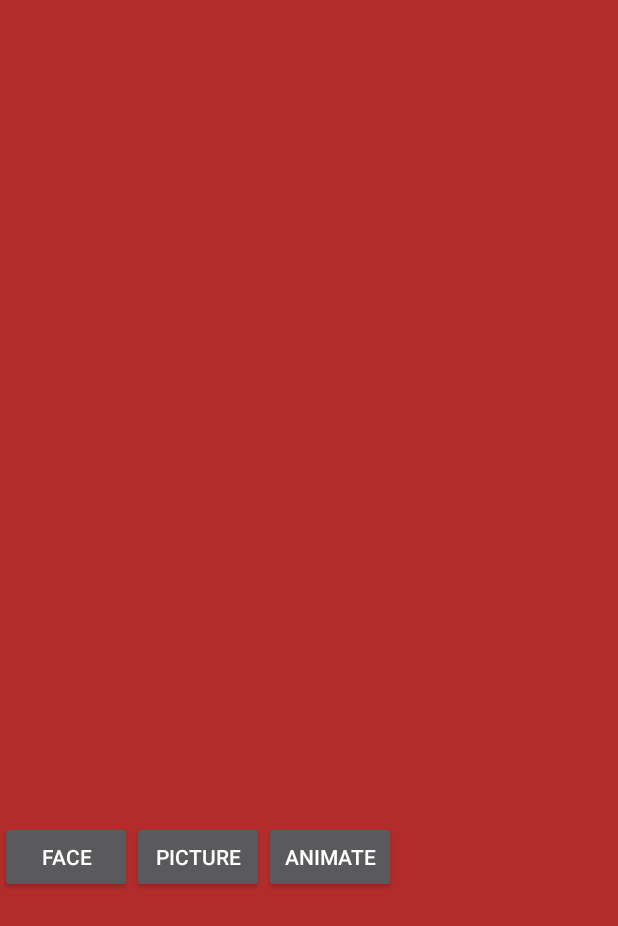
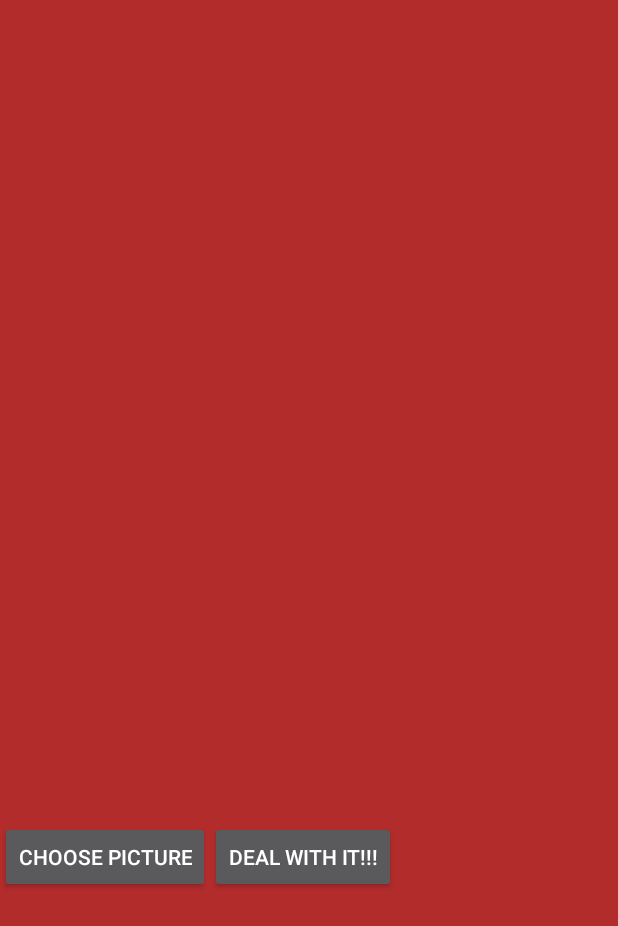
Before and after one commit to Cbrennem/dealwithit, an Android app: the screen it shows after launch (MainActivity), on a phone screen of 412 x 824 dp. Shown: the top 926 px of the screen. Run offline under Robolectric (Android 15) with nearby library versions, the phone set to English and light mode, and no system bars.

Commit message:
Removed Face Button, Adding music, flashing, and Text

```diff
--- /dev/null
+++ b/app/src/main/res/drawable-nodpi/flashcolor.xml
@@ -0,0 +1,10 @@
+<?xml version="1.0" encoding="utf-8"?>
+<animation-list xmlns:android="http://schemas.android.com/apk/res/android"
+    android:oneshot="false">
+    <item android:drawable="@color/red" android:duration="100"/>
+    <item android:drawable="@color/orange" android:duration="100"/>
+    <item android:drawable="@color/yellow" android:duration="100"/>
+    <item android:drawable="@color/green" android:duration="100"/>
+    <item android:drawable="@color/blue" android:duration="100"/>
+    <item android:drawable="@color/violet" android:duration="100"/>
+</animation-list>
--- a/app/src/main/res/layout/activity_main.xml
+++ b/app/src/main/res/layout/activity_main.xml
@@ -18,6 +18,20 @@
             android:layout_width="match_parent"
             android:layout_height="match_parent"
             android:id="@+id/photoView" />
+
+        <TextView
+            android:layout_width="match_parent"
+            android:layout_height="wrap_content"
+            android:textSize="50dp"
+            android:textAlignment="center"
+            android:text="Deal with it!"
+            android:textColor="@color/darkred"
+            android:id="@+id/txtDealWithIt"
+            android:visibility="invisible"
+            android:layout_alignParentBottom="true"
+            android:layout_alignParentStart="true"
+            android:layout_alignParentEnd="true" />
+
     </RelativeLayout>
 
     <LinearLayout
@@ -28,21 +42,14 @@
         <Button
             android:layout_width="wrap_content"
             android:layout_height="wrap_content"
-            android:text="Face"
-            android:onClick="onClickDetectFaces"
-            android:id="@+id/btnDetect" />
-
-        <Button
-            android:layout_width="wrap_content"
-            android:layout_height="wrap_content"
-            android:text="Picture"
+            android:text="Choose Picture"
             android:onClick="onClickChoosePhoto"
             android:id="@+id/btnPic" />
 
         <Button
             android:layout_width="wrap_content"
             android:layout_height="wrap_content"
-            android:text="Animate"
+            android:text="Deal with it!!!"
             android:onClick="onAnimate"
             android:id="@+id/btnAnimate" />
     </LinearLayout>
--- a/app/src/main/res/values/colors.xml
+++ b/app/src/main/res/values/colors.xml
@@ -3,4 +3,12 @@
     <color name="colorPrimary">#3F51B5</color>
     <color name="colorPrimaryDark">#303F9F</color>
     <color name="colorAccent">#FF4081</color>
+    <color name="red">#ff0000</color>
+    <color name="orange">#ffa500</color>
+    <color name="yellow">#ffff00</color>
+    <color name="green">#00ff00</color>
+    <color name="blue">#0000ff</color>
+    <color name="violet">#551a8b</color>
+    <color name="darkred">#b22c2c</color>
+
 </resources>
```
Also changed, not shown: app/src/main/java/com/example/threegnome/dealwithit/MainActivity.java (+46 -11 lines), 1 other file.
